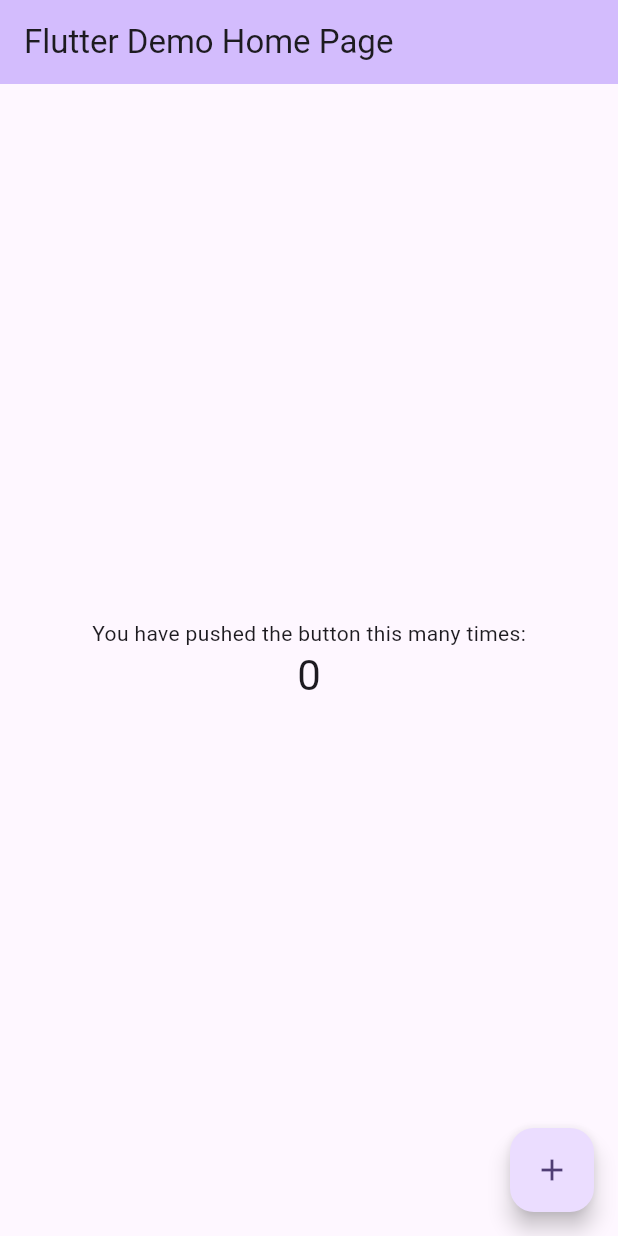
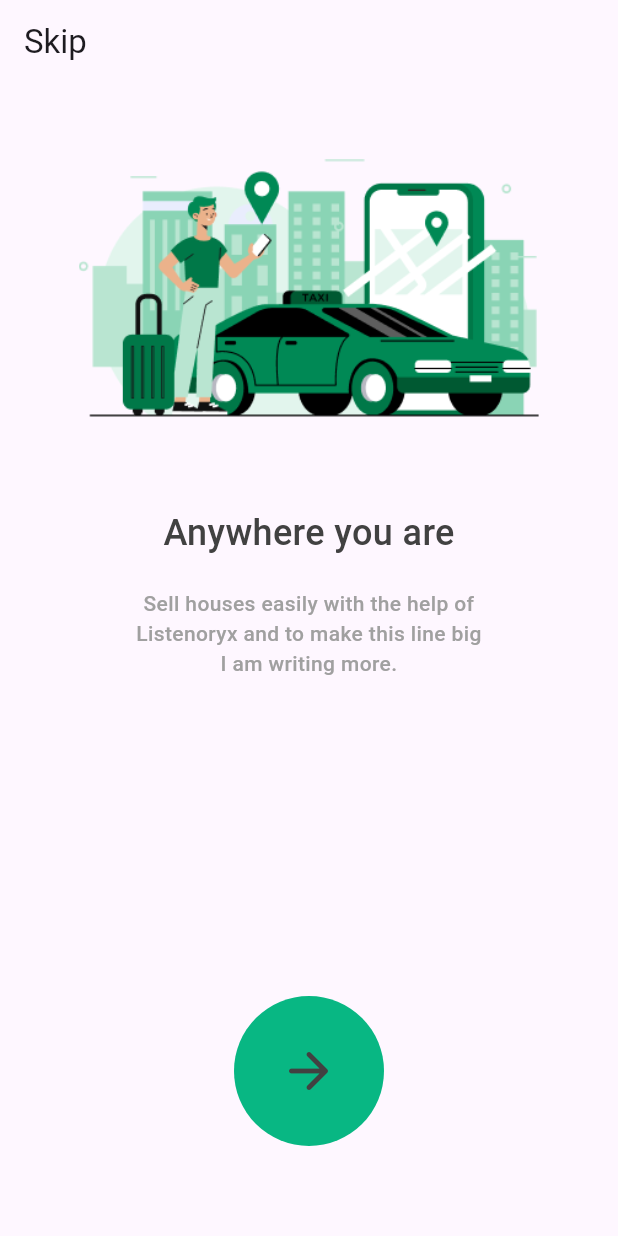
Before and after one commit to mohammedbatal/rideshare, a Flutter app: the screen it shows after launch, on a phone screen of 412 x 824 dp. Run offline on Flutter 3.47's test engine with Material 3 defaults, Android fonts, the phone set to English and light mode, and no system bars.

Commit message:
Onboarding Screen

```diff
--- a/lib/main.dart
+++ b/lib/main.dart
@@ -1,4 +1,5 @@
 import 'package:flutter/material.dart';
+import 'package:rideshare/view/screen/onboarding.dart';
 
 void main() {
   runApp(const MyApp());
@@ -11,115 +12,7 @@
   @override
   Widget build(BuildContext context) {
     return MaterialApp(
-      title: 'Flutter Demo',
-      theme: ThemeData(
-        // This is the theme of your application.
-        //
-        // TRY THIS: Try running your application with "flutter run". You'll see
-        // the application has a purple toolbar. Then, without quitting the app,
-        // try changing the seedColor in the colorScheme below to Colors.green
-        // and then invoke "hot reload" (save your changes or press the "hot
-        // reload" button in a Flutter-supported IDE, or press "r" if you used
-        // the command line to start the app).
-        //
-        // Notice that the counter didn't reset back to zero; the application
-        // state is not lost during the reload. To reset the state, use hot
-        // restart instead.
-        //
-        // This works for code too, not just values: Most code changes can be
-        // tested with just a hot reload.
-        colorScheme: ColorScheme.fromSeed(seedColor: Colors.deepPurple),
-        useMaterial3: true,
-      ),
-      home: const MyHomePage(title: 'Flutter Demo Home Page'),
+      home: Onboarding(),
     );
   }
 }
-
-class MyHomePage extends StatefulWidget {
-  const MyHomePage({super.key, required this.title});
-
-  // This widget is the home page of your application. It is stateful, meaning
-  // that it has a State object (defined below) that contains fields that affect
-  // how it looks.
-
-  // This class is the configuration for the state. It holds the values (in this
-  // case the title) provided by the parent (in this case the App widget) and
-  // used by the build method of the State. Fields in a Widget subclass are
-  // always marked "final".
-
-  final String title;
-
-  @override
-  State<MyHomePage> createState() => _MyHomePageState();
-}
-
-class _MyHomePageState extends State<MyHomePage> {
-  int _counter = 0;
-
-  void _incrementCounter() {
-    setState(() {
-      // This call to setState tells the Flutter framework that something has
-      // changed in this State, which causes it to rerun the build method below
-      // so that the display can reflect the updated values. If we changed
-      // _counter without calling setState(), then the build method would not be
-      // called again, and so nothing would appear to happen.
-      _counter++;
-    });
-  }
-
-  @override
-  Widget build(BuildContext context) {
-    // This method is rerun every time setState is called, for instance as done
-    // by the _incrementCounter method above.
-    //
-    // The Flutter framework has been optimized to make rerunning build methods
-    // fast, so that you can just rebuild anything that needs updating rather
-    // than having to individually change instances of widgets.
-    return Scaffold(
-      appBar: AppBar(
-        // TRY THIS: Try changing the color here to a specific color (to
-        // Colors.amber, perhaps?) and trigger a hot reload to see the AppBar
-        // change color while the other colors stay the same.
-        backgroundColor: Theme.of(context).colorScheme.inversePrimary,
-        // Here we take the value from the MyHomePage object that was created by
-        // the App.build method, and use it to set our appbar title.
-        title: Text(widget.title),
-      ),
-      body: Center(
-        // Center is a layout widget. It takes a single child and positions it
-        // in the middle of the parent.
-        child: Column(
-          // Column is also a layout widget. It takes a list of children and
-          // arranges them vertically. By default, it sizes itself to fit its
-          // children horizontally, and tries to be as tall as its parent.
-          //
-          // Column has various properties to control how it sizes itself and
-          // how it positions its children. Here we use mainAxisAlignment to
-          // center the children vertically; the main axis here is the vertical
-          // axis because Columns are vertical (the cross axis would be
-          // horizontal).
-          //
-          // TRY THIS: Invoke "debug painting" (choose the "Toggle Debug Paint"
-          // action in the IDE, or press "p" in the console), to see the
-          // wireframe for each widget.
-          mainAxisAlignment: MainAxisAlignment.center,
-          children: <Widget>[
-            const Text(
-              'You have pushed the button this many times:',
-            ),
-            Text(
-              '$_counter',
-              style: Theme.of(context).textTheme.headlineMedium,
-            ),
-          ],
-        ),
-      ),
-      floatingActionButton: FloatingActionButton(
-        onPressed: _incrementCounter,
-        tooltip: 'Increment',
-        child: const Icon(Icons.add),
-      ), // This trailing comma makes auto-formatting nicer for build methods.
-    );
-  }
-}
--- /dev/null
+++ b/lib/model/onboarding_model.dart
@@ -0,0 +1,7 @@
+class Onboarding {
+  final String? image;
+  final String? title;
+  final String? content;
+
+  Onboarding({this.image, this.title, this.content});
+}
--- a/lib/resources/app_assets.dart
+++ b/lib/resources/app_assets.dart
@@ -3,9 +3,9 @@
 class AppAssets {
   static const String path = 'assets/images/';
   //!
-  static const String onboarding1 = '${path}onboarding1';
-  static const String onboarding2 = '${path}onboarding2';
-  static const String onboarding3 = '${path}onboarding3';
+  static const String onboarding1 = '${path}onboarding1.png';
+  static const String onboarding2 = '${path}onboarding2.png';
+  static const String onboarding3 = '${path}onboarding3.png';
   static const String star = '${path}star';
   static const String bike = '${path}bike';
   static const String cycle = '${path}cycle';
--- a/lib/resources/app_colors.dart
+++ b/lib/resources/app_colors.dart
@@ -7,5 +7,6 @@ class AppColors {
   static const errorColor = Color.fromRGBO(244, 67, 54, 1);
   static const hintTextFormColor = Color.fromRGBO(208, 208, 208, 1);
   static const griyColor = Color.fromRGBO(160, 160, 160, 1);
+  static const griyColortitle = Color.fromRGBO(65, 65, 65, 1);
   static const blueColor = Color.fromRGBO(48, 79, 254, 1);
 }
--- a/lib/resources/app_strings.dart
+++ b/lib/resources/app_strings.dart
@@ -5,13 +5,13 @@ class AppStrings {
   static const String skip = 'Skip';
   static const String onboarding01Title = 'Anywhere you are';
   static const String onboarding01Content =
-      'Sell houses easily with the help of Listenoryx and to make this line big I am writing more.';
+      'Sell houses easily with the help of\nListenoryx and to make this line big\nI am writing more.';
   static const String onboarding02Title = 'At anytime';
   static const String onboarding02Content =
-      'Sell houses easily with the help of Listenoryx and to make this line big I am writing more.';
+      'Sell houses easily with the help of\nListenoryx and to make this line big\nI am writing more.';
   static const String onboarding03Title = 'Book your car';
   static const String onboarding03Content =
-      'Sell houses easily with the help of Listenoryx and to make this line big I am writing more.';
+      'Sell houses easily with the help of\nListenoryx and to make this line big\nI am writing more.';
   //enableLocation
   static const String Enableyourlocation = 'Enable your location';
   static const String Chooseyourlocationtostart =
--- /dev/null
+++ b/lib/resources/static_onboarding.dart
@@ -0,0 +1,18 @@
+import 'package:rideshare/model/onboarding_model.dart';
+import 'package:rideshare/resources/app_assets.dart';
+import 'package:rideshare/resources/app_strings.dart';
+
+List<Onboarding> onboardingList = [
+  Onboarding(
+      image: AppAssets.onboarding1,
+      content: AppStrings.onboarding01Content,
+      title: AppStrings.onboarding01Title),
+  Onboarding(
+      image: AppAssets.onboarding2,
+      content: AppStrings.onboarding02Content,
+      title: AppStrings.onboarding02Title),
+  Onboarding(
+      image: AppAssets.onboarding3,
+      content: AppStrings.onboarding03Content,
+      title: AppStrings.onboarding03Title),
+];
--- /dev/null
+++ b/lib/view/screen/onboarding.dart
@@ -0,0 +1,60 @@
+import 'package:flutter/material.dart';
+import 'package:rideshare/resources/app_colors.dart';
+import 'package:rideshare/resources/app_strings.dart';
+import 'package:rideshare/resources/static_onboarding.dart';
+
+class Onboarding extends StatelessWidget {
+  const Onboarding({super.key});
+
+  @override
+  Widget build(BuildContext context) {
+    return Scaffold(
+      appBar: AppBar(
+        title: const Text(AppStrings.skip),
+      ),
+      body: PageView.builder(
+          itemCount: onboardingList.length,
+          itemBuilder: (context, index) => Column(
+                children: [
+                  const SizedBox(height: 50),
+                  Expanded(
+                    child: Image.asset(
+                      onboardingList[index].image!,
+                    ),
+                  ),
+                  Padding(
+                    padding: const EdgeInsets.fromLTRB(60, 60, 60, 10),
+                    child: Text(onboardingList[index].title!,
+                        style: const TextStyle(
+                            fontSize: 24,
+                            fontWeight: FontWeight.w500,
+                            color: AppColors.griyColortitle)),
+                  ),
+                  Padding(
+                    padding: const EdgeInsets.fromLTRB(60, 10, 60, 40),
+                    child: Text(onboardingList[index].content!,
+                        textAlign: TextAlign.center,
+                        style: const TextStyle(
+                            fontSize: 14,
+                            fontWeight: FontWeight.w500,
+                            color: AppColors.griyColor)),
+                  ),
+                  const Spacer(),
+                  Container(
+                    height: 100,
+                    width: 100,
+                    decoration: BoxDecoration(
+                        borderRadius: BorderRadius.circular(100),
+                        color: AppColors.textGreenColo),
+                    child: const Icon(
+                      Icons.arrow_forward_rounded,
+                      size: 40,
+                      color: AppColors.griyColortitle,
+                    ),
+                  ),
+                  const SizedBox(height: 60),
+                ],
+              )),
+    );
+  }
+}
```
